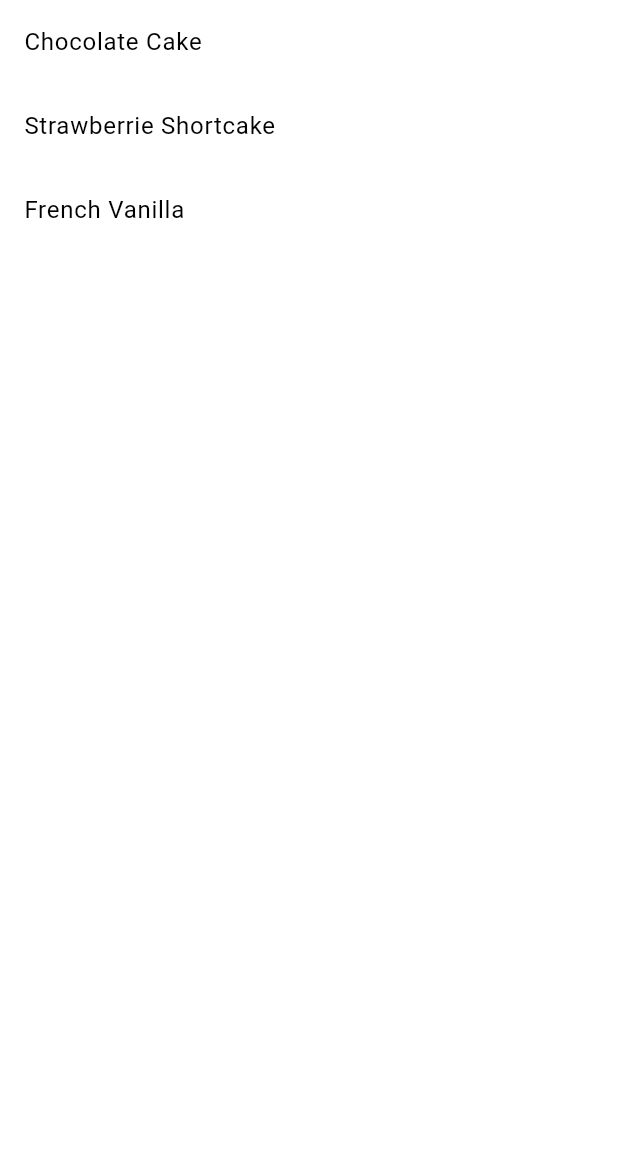
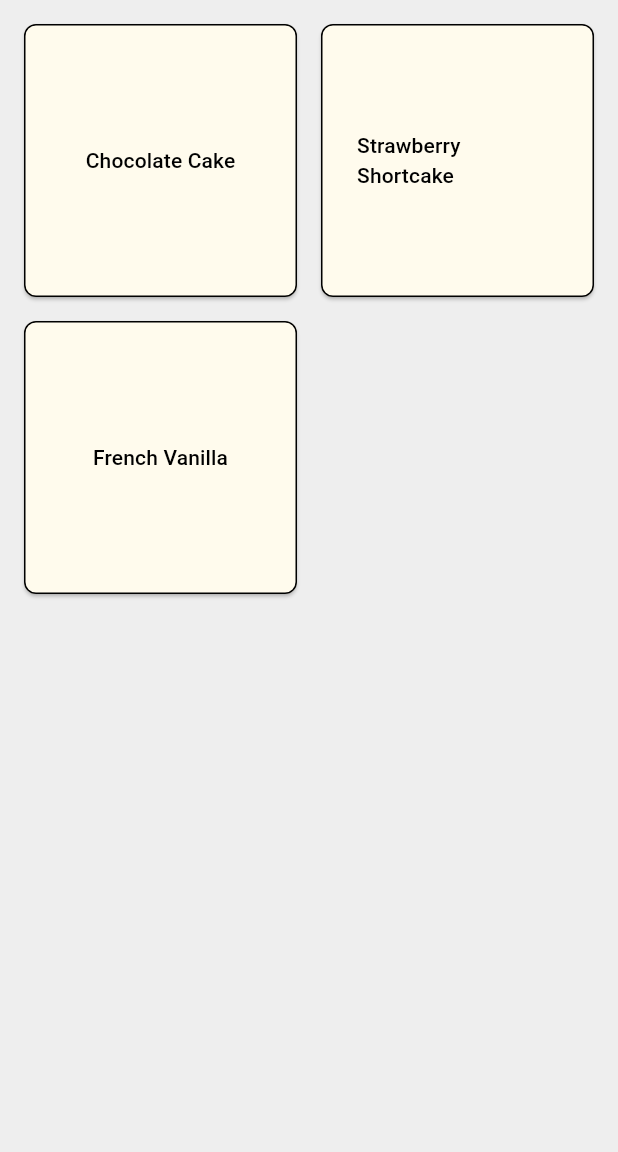
Before and after one commit to westalley17/BakeryManager_Mobile, a Flutter app: the RecipesPage screen opened directly, on a phone screen of 412 x 824 dp, the part 84-1236 px from its top. Run offline on Flutter 3.47's test engine with Material 3 defaults, Android fonts, the phone set to English and light mode, and no system bars; our stand-ins replace shared_preferences; accounts and stored records are empty; Roboto replaces fonts that are missing (BakeryManagerFont).

Commit message:
Recipe Page look

```diff
--- a/BakeryManager_Mobile/bakery_manager_mobile/lib/emp_nav/recipes.dart
+++ b/BakeryManager_Mobile/bakery_manager_mobile/lib/emp_nav/recipes.dart
@@ -1,7 +1,8 @@
+import 'package:flutter/material.dart';
+import 'package:flutter/cupertino.dart';
 import 'package:bakery_manager_mobile/emp_nav/clockinout.dart';
 import 'package:bakery_manager_mobile/emp_nav/settings.dart';
 import 'package:bakery_manager_mobile/widgets/employee_home_page.dart';
-import 'package:flutter/material.dart';
 
 class RecipesPage extends StatefulWidget {
   final String category;
@@ -26,9 +27,9 @@ class _RecipesPageState extends State<RecipesPage> {
   @override
   Widget build(BuildContext context) {
     final Map<String, List<String>> recipes = {
-      'Cake': ['Chocolate Cake', 'Strawberrie Shortcake', 'French Vanilla'],
+      'Cake': ['Chocolate Cake', 'Strawberry Shortcake', 'French Vanilla'],
       'Bread': ['Baguette', 'Sourdough', 'Whole Wheat Bread'],
-      'Muffins': ['Pumpkin', 'Bannana', 'Blueberry'],
+      'Muffins': ['Pumpkin', 'Banana', 'Blueberry'],
     };
 
     final List<String> selectedRecipes = recipes[widget.category] ?? [];
@@ -80,7 +81,7 @@ class _RecipesPageState extends State<RecipesPage> {
                   padding: const EdgeInsets.only(left: 16.0),
                   child: ListTile(
                     title: const Text('Cake'),
-                    leading: Icon(Icons.cake_outlined),
+                    leading: const Icon(Icons.cake),
                     onTap: () {
                       _navigateToPage(const RecipesPage(category: 'Cake'));
                     },
@@ -125,16 +126,33 @@ class _RecipesPageState extends State<RecipesPage> {
           ],
         ),
       ),
-      body: ListView.builder(
-        itemCount: selectedRecipes.length,
-        itemBuilder: (context, index) {
-          return ListTile(
-            title: Text(selectedRecipes[index]),
-            onTap: () {
-              // Handle navigation to recipe details, if needed
-            },
-          );
-        },
+      body: Container(
+        color: Colors.grey[200], // Set to the background color of the dashboard
+        padding: const EdgeInsets.symmetric(horizontal: 16.0, vertical: 16.0),
+        child: GridView.builder(
+          gridDelegate: SliverGridDelegateWithFixedCrossAxisCount(
+            crossAxisCount: 2,
+            crossAxisSpacing: 16.0,
+            mainAxisSpacing: 16.0,
+          ),
+          itemCount: selectedRecipes.length,
+          itemBuilder: (context, index) {
+            return ElevatedButton(
+              style: ElevatedButton.styleFrom(
+                backgroundColor: Theme.of(context).primaryColor,
+                foregroundColor: Colors.black,
+                side: BorderSide(color: Colors.black),
+                shape: RoundedRectangleBorder(
+                  borderRadius: BorderRadius.circular(8.0),
+                ),
+              ),
+              onPressed: () {
+                // Handle button press
+              },
+              child: Text(selectedRecipes[index]),
+            );
+          },
+        ),
       ),
     );
   }
```
